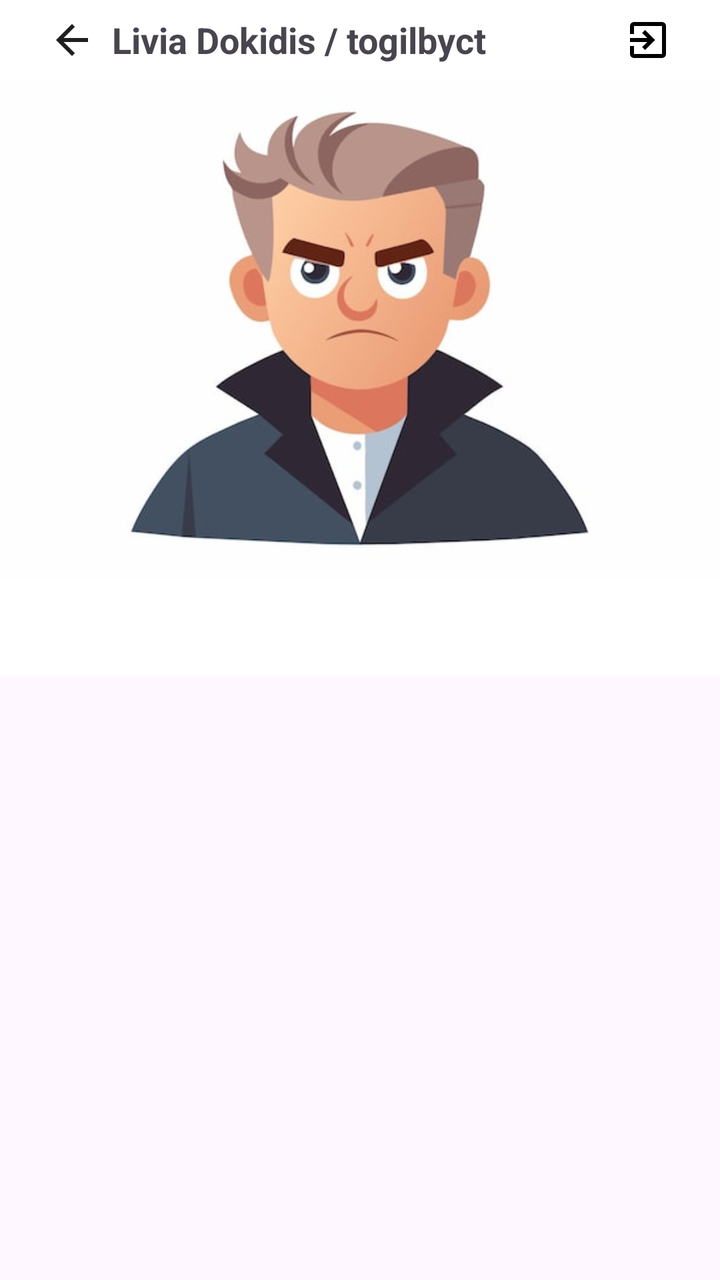
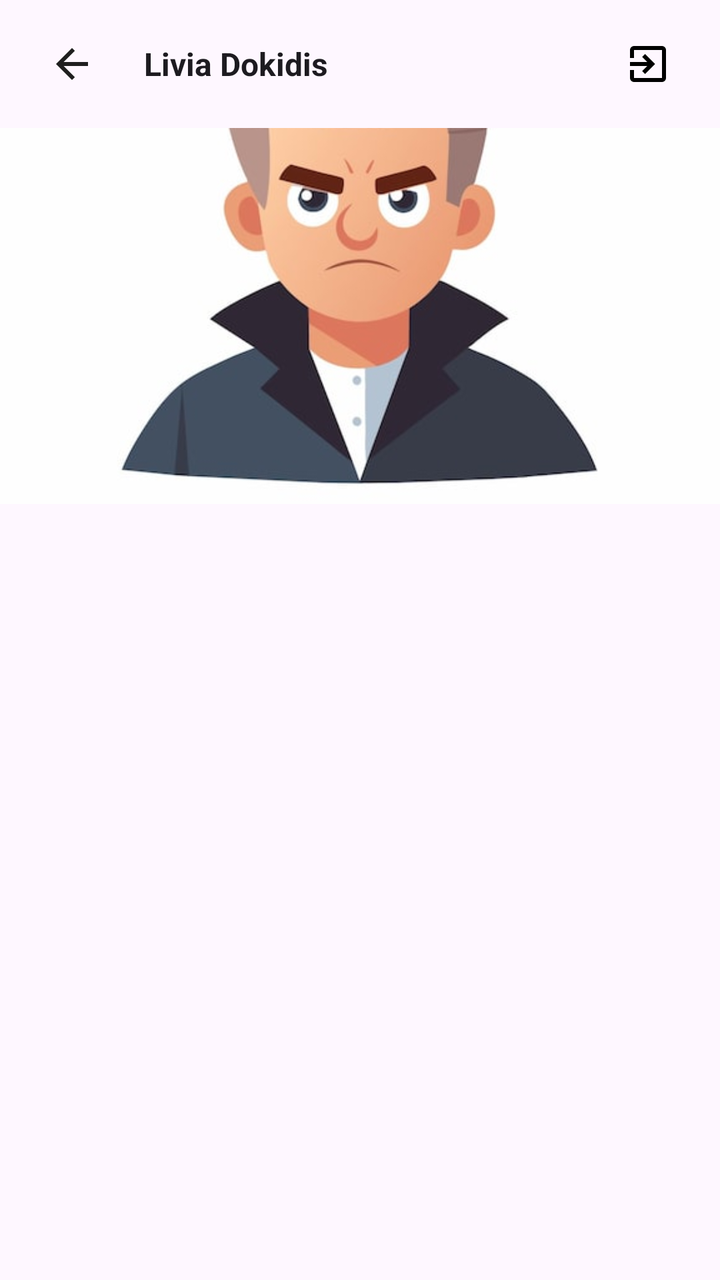

Screens rendered from an Android XML layout before and after an edit, with the pre-edit source and the edit as a unified diff.
<!-- AndroidManifest.xml: application theme Theme.Material3.DayNight.NoActionBar -->
<!-- res/layout/fragment_profile.xml -->
<?xml version="1.0" encoding="utf-8"?>
<androidx.constraintlayout.widget.ConstraintLayout xmlns:android="http://schemas.android.com/apk/res/android"
    xmlns:app="http://schemas.android.com/apk/res-auto"
    android:layout_width="match_parent"
    android:layout_height="match_parent">

    
    <LinearLayout
        android:id="@+id/topBarProfile"
        android:layout_width="0dp"
        android:layout_height="wrap_content"
        android:background="#FFFFFF"
        android:gravity="center_vertical"
        android:orientation="horizontal"
        android:paddingHorizontal="16dp"
        app:layout_constraintEnd_toEndOf="parent"
        app:layout_constraintStart_toStartOf="parent"
        app:layout_constraintTop_toTopOf="parent">

        
        <ImageButton
            android:id="@+id/btnBack"
            style="@style/Widget.Material3.Button.IconButton"
            android:layout_width="40dp"
            android:layout_height="40dp"
            android:elevation="0dp"

            android:src="@drawable/back" />


        <TextView
            android:layout_width="0dp"
            android:layout_height="wrap_content"
            android:layout_weight="1"
            android:text="Livia Dokidis / togilbyct"
            android:textSize="18sp"

            android:textStyle="bold" />

        
        <ImageButton
            android:id="@+id/btnLogout"
            style="@style/Widget.Material3.Button.IconButton"
            android:layout_width="40dp"
            android:layout_height="40dp"
            android:background="?attr/selectableItemBackgroundBorderless"
            android:elevation="0dp"
            android:iconTint="#7A7D8C"
            android:src="@drawable/exit_to_app_24dp_000000_fill0_wght400_grad0_opsz24" />

    </LinearLayout>

    
    <ImageView
        android:id="@+id/imgAvatar"
        android:layout_width="match_parent"
        android:layout_height="250dp"
        android:scaleType="centerCrop"
        android:src="@drawable/avatar"
        app:layout_constraintEnd_toEndOf="parent"
        app:layout_constraintStart_toStartOf="parent"
        app:layout_constraintTop_toBottomOf="@id/topBarProfile" />

    
    <com.google.android.material.tabs.TabLayout
        android:id="@+id/tabsWallJobs"
        android:layout_width="0dp"
        android:layout_height="wrap_content"
        android:background="#FFFFFF"
        app:layout_constraintEnd_toEndOf="parent"
        app:layout_constraintStart_toStartOf="parent"
        app:layout_constraintTop_toBottomOf="@id/imgAvatar"></com.google.android.material.tabs.TabLayout>


    
    
    <androidx.fragment.app.FragmentContainerView
        android:id="@+id/fragmentContainerWallJob"
        android:layout_width="0dp"
        android:layout_height="0dp"
        app:layout_constraintBottom_toBottomOf="parent"
        app:layout_constraintEnd_toEndOf="parent"
        app:layout_constraintStart_toStartOf="parent"
        app:layout_constraintTop_toBottomOf="@id/tabsWallJobs">

    </androidx.fragment.app.FragmentContainerView>

</androidx.constraintlayout.widget.ConstraintLayout>
<!-- resources referenced by this layout -->
<resources>
  <!-- drawable avatar: jpg bitmap (drawable, 16665 bytes) -->
  <!-- drawable back (drawable) -->
  <vector xmlns:android="http://schemas.android.com/apk/res/android"
      android:width="24dp"
      android:height="24dp"
      android:viewportWidth="960"
      android:viewportHeight="960">
    <path
        android:pathData="m313,520 l224,224 -57,56 -320,-320 320,-320 57,56 -224,224h487v80L313,520Z"
        android:fillColor="#1f1f1f"/>
  </vector>
  <!-- drawable exit_to_app_24dp_000000_fill0_wght400_grad0_opsz24 (drawable) -->
  <vector xmlns:android="http://schemas.android.com/apk/res/android"
      android:width="24dp"
      android:height="24dp"
      android:viewportWidth="960"
      android:viewportHeight="960">
    <path
        android:pathData="M200,840q-33,0 -56.5,-23.5T120,760v-160h80v160h560v-560L200,200v160h-80v-160q0,-33 23.5,-56.5T200,120h560q33,0 56.5,23.5T840,200v560q0,33 -23.5,56.5T760,840L200,840ZM420,680 L364,622 466,520L120,520v-80h346L364,338l56,-58 200,200 -200,200Z"
        android:fillColor="#000000"/>
  </vector>
</resources>

<!-- the commit's change to res/layout/fragment_profile.xml (unified diff, before → after) -->
@@ -1,88 +1,104 @@
 <?xml version="1.0" encoding="utf-8"?>
-<androidx.constraintlayout.widget.ConstraintLayout xmlns:android="http://schemas.android.com/apk/res/android"
+<androidx.coordinatorlayout.widget.CoordinatorLayout xmlns:android="http://schemas.android.com/apk/res/android"
     xmlns:app="http://schemas.android.com/apk/res-auto"
     android:layout_width="match_parent"
-    android:layout_height="match_parent">
+    android:layout_height="match_parent"
+    android:fitsSystemWindows="true">
+
+    
+    <com.google.android.material.appbar.AppBarLayout
+        android:id="@+id/appBar"
+        android:layout_width="match_parent"
+        android:layout_height="wrap_content"
+        android:fitsSystemWindows="false"
+        app:liftOnScroll="true">
+
+        
+        <com.google.android.material.appbar.CollapsingToolbarLayout
+            android:id="@+id/collapsingToolbar"
+            android:layout_width="match_parent"
+            android:layout_height="300dp"
+            app:contentScrim="?attr/colorSurface"
+            app:layout_scrollFlags="scroll|exitUntilCollapsed">
+
+            
+            <ImageView
+                android:id="@+id/imgAvatar"
+                android:layout_width="match_parent"
+                android:layout_height="260dp"
+                android:scaleType="centerCrop"
+                android:src="@drawable/avatar"
+                app:layout_collapseMode="parallax" />
+
+            
+            <com.google.android.material.tabs.TabLayout
+                android:id="@+id/tabsWallJobs"
+                android:layout_width="match_parent"
+                android:layout_height="wrap_content"
+                android:layout_gravity="bottom"
+                android:background="?attr/colorSurface"
+                app:layout_collapseMode="pin"
+                app:tabGravity="fill"
+                app:tabIndicatorColor="?attr/colorPrimary"
+                app:tabInlineLabel="true"
+                app:tabMode="fixed"
+                app:tabSelectedTextColor="?attr/colorPrimary"
+                app:tabTextColor="#B3B3B3" />
+
+        </com.google.android.material.appbar.CollapsingToolbarLayout>
+    </com.google.android.material.appbar.AppBarLayout>
+
+    
+    <androidx.fragment.app.FragmentContainerView
+        android:id="@+id/fragmentContainerWallJob"
+        android:layout_width="match_parent"
+        android:layout_height="match_parent"
+        app:layout_behavior="@string/appbar_scrolling_view_behavior" />
 
     
     <LinearLayout
-        android:id="@+id/topBarProfile"
-        android:layout_width="0dp"
-        android:layout_height="wrap_content"
-        android:background="#FFFFFF"
+        android:id="@+id/staticTopPanel"
+        android:layout_width="match_parent"
+        android:layout_height="?attr/actionBarSize"
+        android:background="?attr/colorSurface"
         android:gravity="center_vertical"
         android:orientation="horizontal"
-        android:paddingHorizontal="16dp"
-        app:layout_constraintEnd_toEndOf="parent"
-        app:layout_constraintStart_toStartOf="parent"
-        app:layout_constraintTop_toTopOf="parent">
+        android:paddingStart="16dp"
+        android:paddingEnd="16dp"
+        app:elevation="8dp">
 
-        
         <ImageButton
             android:id="@+id/btnBack"
             style="@style/Widget.Material3.Button.IconButton"
             android:layout_width="40dp"
             android:layout_height="40dp"
-            android:elevation="0dp"
-
+            android:layout_marginEnd="16dp"
+            android:background="?attr/selectableItemBackgroundBorderless"
+            android:contentDescription="Назад"
             android:src="@drawable/back" />
 
-
         <TextView
+            android:id="@+id/tvHeaderName"
             android:layout_width="0dp"
             android:layout_height="wrap_content"
             android:layout_weight="1"
-            android:text="Livia Dokidis / togilbyct"
-            android:textSize="18sp"
-
+            android:ellipsize="end"
+            android:gravity="center_vertical"
+            android:maxLines="1"
+            android:text="Livia Dokidis"
+            android:textColor="?attr/colorOnSurface"
+            android:textSize="16sp"
             android:textStyle="bold" />
 
-        
         <ImageButton
             android:id="@+id/btnLogout"
             style="@style/Widget.Material3.Button.IconButton"
             android:layout_width="40dp"
             android:layout_height="40dp"
+            android:layout_marginStart="16dp"
             android:background="?attr/selectableItemBackgroundBorderless"
-            android:elevation="0dp"
-            android:iconTint="#7A7D8C"
+            android:contentDescription="Выход"
             android:src="@drawable/exit_to_app_24dp_000000_fill0_wght400_grad0_opsz24" />
-
     </LinearLayout>
 
-    
-    <ImageView
-        android:id="@+id/imgAvatar"
-        android:layout_width="match_parent"
-        android:layout_height="250dp"
-        android:scaleType="centerCrop"
-        android:src="@drawable/avatar"
-        app:layout_constraintEnd_toEndOf="parent"
-        app:layout_constraintStart_toStartOf="parent"
-        app:layout_constraintTop_toBottomOf="@id/topBarProfile" />
-
-    
-    <com.google.android.material.tabs.TabLayout
-        android:id="@+id/tabsWallJobs"
-        android:layout_width="0dp"
-        android:layout_height="wrap_content"
-        android:background="#FFFFFF"
-        app:layout_constraintEnd_toEndOf="parent"
-        app:layout_constraintStart_toStartOf="parent"
-        app:layout_constraintTop_toBottomOf="@id/imgAvatar"></com.google.android.material.tabs.TabLayout>
-
-
-    
-    
-    <androidx.fragment.app.FragmentContainerView
-        android:id="@+id/fragmentContainerWallJob"
-        android:layout_width="0dp"
-        android:layout_height="0dp"
-        app:layout_constraintBottom_toBottomOf="parent"
-        app:layout_constraintEnd_toEndOf="parent"
-        app:layout_constraintStart_toStartOf="parent"
-        app:layout_constraintTop_toBottomOf="@id/tabsWallJobs">
-
-    </androidx.fragment.app.FragmentContainerView>
-
-</androidx.constraintlayout.widget.ConstraintLayout>
+</androidx.coordinatorlayout.widget.CoordinatorLayout>
